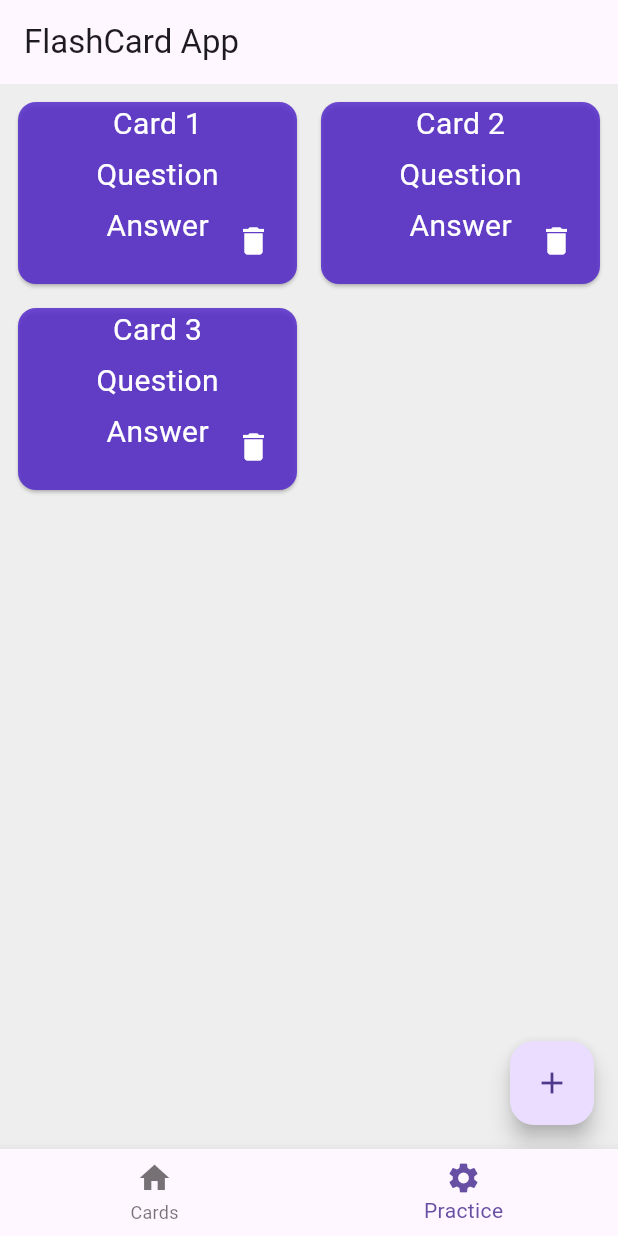
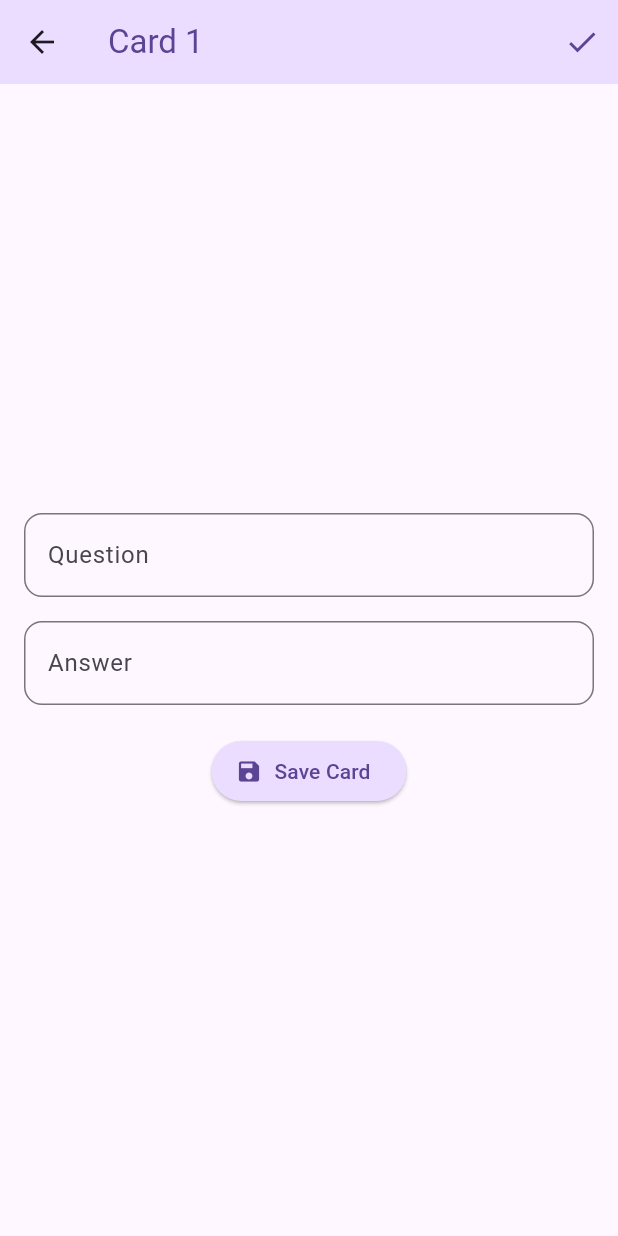
Before and after one commit to AdityaBhardwaj06/CodingClubTask1, a Flutter app: the screen it shows after launch, item 2 of the bottom bar chosen, after a tap on the "add" icon, on a phone screen of 412 x 824 dp. Run offline on Flutter 3.47's test engine with Material 3 defaults, Android fonts, the phone set to English and light mode, and no system bars.

Commit message:
final commit to the app

```diff
--- /dev/null
+++ b/flashcards/lib/all_cards.dart
@@ -0,0 +1,97 @@
+import 'package:flashcards/home.dart';
+import 'package:flutter/material.dart';
+import 'dart:io';
+import 'package:path_provider/path_provider.dart';
+import 'package:flashcards/custom_card.dart';
+import 'package:flashcards/card_display.dart';
+
+class PracticeScreen extends StatefulWidget {
+  @override
+  _PracticeScreenState createState() => _PracticeScreenState();
+}
+
+class _PracticeScreenState extends State<PracticeScreen> {
+  List<File> flashcardFiles = [];
+
+  @override
+  void initState() {
+    super.initState();
+    _loadFlashcards();
+  }
+
+  Future<void> _loadFlashcards() async {
+    final directory = await getApplicationDocumentsDirectory();
+    final files =
+        directory
+            .listSync()
+            .whereType<File>()
+            .where((file) => file.path.endsWith(".txt"))
+            .toList();
+    setState(() {
+      flashcardFiles = files;
+    });
+  }
+
+  void addCard() async {
+  final newFile = await Navigator.push(
+    context,
+    MaterialPageRoute(builder: (context) => CardDisplay(cardNumber: flashcardFiles.length + 1)),
+  );
+  if (newFile != null) {
+    setState(() {
+      flashcardFiles.add(newFile);
+    });
+  }
+  await _loadFlashcards(); // ✅ Ensure the list is refreshed after adding a new card
+}
+
+
+  void deleteCard(int index) {
+    setState(() {
+      flashcardFiles[index].deleteSync();
+      flashcardFiles.removeAt(index);
+    });
+  }
+
+  void openCard(int index) async {
+    await Navigator.push(
+      context,
+      MaterialPageRoute(
+        builder:
+            (context) =>
+                CardDisplay(file: flashcardFiles[index], cardNumber: index + 1),
+      ),
+    );
+    _loadFlashcards();
+  }
+
+  @override
+  Widget build(BuildContext context) {
+    return Scaffold(
+      body: Padding(
+        padding: EdgeInsets.all(8.0),
+        child: GridView.builder(
+          gridDelegate: SliverGridDelegateWithFixedCrossAxisCount(
+            crossAxisCount: 2,
+            crossAxisSpacing: 8,
+            mainAxisSpacing: 8,
+          ),
+          itemCount: flashcardFiles.length,
+          itemBuilder: (context, index) {
+            return CustomCard(
+              text: "Card ${index + 1}",
+              onDelete: () => deleteCard(index),
+              onClicked: () => openCard(index),
+            );
+          },
+        ),
+      ),
+      floatingActionButton: FloatingActionButton(
+        onPressed: addCard,
+        child: Icon(Icons.add),
+        backgroundColor: AppColors.lightPurple,
+      ),
+      backgroundColor: Colors.grey[200],
+    );
+  }
+}
--- /dev/null
+++ b/flashcards/lib/card_display.dart
@@ -0,0 +1,123 @@
+import 'package:flashcards/home.dart';
+import 'package:flutter/material.dart';
+import 'dart:io';
+import 'package:path_provider/path_provider.dart';
+
+class CardDisplay extends StatefulWidget {
+  final File? file;
+  final int cardNumber;
+  const CardDisplay({super.key, this.file, required this.cardNumber});
+
+  @override
+  State<CardDisplay> createState() => CardDisplayState();
+}
+
+class CardDisplayState extends State<CardDisplay> {
+  final TextEditingController _questionController = TextEditingController();
+  final TextEditingController _answerController = TextEditingController();
+
+  @override
+  void initState() {
+    super.initState();
+    if (widget.file != null) {
+      _loadCardData();
+    }
+  }
+
+  Future<void> _loadCardData() async {
+    final content = await widget.file!.readAsString();
+    final parts = content.split("\n");
+    if (parts.length >= 2) {
+      _questionController.text = parts[0].replaceFirst("Q: ", "");
+      _answerController.text = parts[1].replaceFirst("A: ", "");
+    }
+  }
+
+  Future<File?> _saveFlashcard() async {
+    String question = _questionController.text.trim();
+    String answer = _answerController.text.trim();
+
+    if (question.isEmpty || answer.isEmpty) {
+      ScaffoldMessenger.of(context).showSnackBar(
+        SnackBar(content: Text("Question & Answer cannot be empty!!"), backgroundColor: Colors.red,duration: Duration(milliseconds: 500 ),),
+      );
+      return null;
+    }
+
+    final directory = await getApplicationDocumentsDirectory();
+    final file =
+        widget.file ??
+        File(
+          '${directory.path}/card_${DateTime.now().millisecondsSinceEpoch}.txt',
+        ); // Ensure unique filename
+
+    await file.writeAsString("Q: $question\nA: $answer");
+    return file;
+  }
+
+  @override
+  Widget build(BuildContext context) {
+    return Scaffold(
+      appBar: AppBar(
+        title: Text("Card ${widget.cardNumber}", style: TextStyle(color: AppColors.violet),),
+        actions: [
+          IconButton(
+            onPressed: () async {
+              final file = await _saveFlashcard();
+              if (file != null) {
+                Navigator.pop(context, file);
+              }
+            },
+            icon: Icon(Icons.done, color: AppColors.violet),
+          ),
+        ],
+        backgroundColor: AppColors.lightPurple,
+      ),
+      body: Padding(
+        padding: const EdgeInsets.all(16.0),
+        child: Column(
+          mainAxisAlignment: MainAxisAlignment.center,
+          children: [
+            TextField(
+              controller: _questionController,
+              textAlign: TextAlign.center,
+              maxLines: null,
+              decoration: InputDecoration(
+                labelText: "Question",
+                border: OutlineInputBorder(
+                  borderRadius: BorderRadius.circular(12),
+                ),
+              ),
+            ),
+            SizedBox(height: 16),
+            TextField(
+              controller: _answerController,
+              textAlign: TextAlign.center,
+              maxLines: null,
+              decoration: InputDecoration(
+                labelText: "Answer",
+                border: OutlineInputBorder(
+                  borderRadius: BorderRadius.circular(12),
+                ),
+              ),
+            ),
+            SizedBox(height: 20),
+            ElevatedButton.icon(
+              onPressed: () async {
+                final file = await _saveFlashcard();
+                if (file != null) {
+                  Navigator.pop(context, file);
+                }
+              },
+              icon: Icon(Icons.save, color: AppColors.violet),
+              label: Text("Save Card", style: TextStyle(color: AppColors.violet)),
+              style: ElevatedButton.styleFrom(
+                backgroundColor: AppColors.lightPurple,
+              ),
+            ),
+          ],
+        ),
+      ),
+    );
+  }
+}
--- a/flashcards/lib/card_show.dart
+++ /dev/null
@@ -1,54 +0,0 @@
-import 'package:flashcards/custom_practice_card.dart';
-import 'package:flutter/material.dart';
-
-class PracticeScreen extends StatefulWidget {
-  @override
-  _PracticeScreenState createState() => _PracticeScreenState();
-}
-
-class _PracticeScreenState extends State<PracticeScreen> {
-  List<String> flashcards = ["Card 1", "Card 2"]; // Initial flashcards
-
-
-  void addCard() {
-    setState(() {
-      flashcards.add("Card ${flashcards.length + 1}");
-    });
-  }
-
-  void deleteCard(int index) {
-    setState(() {
-      flashcards.removeAt(index);
-    });
-  }
-
-  @override
-  Widget build(BuildContext context) {
-    return Scaffold(
-      body: Padding(
-        padding: EdgeInsets.all(8.0),
-        child: GridView.builder(
-          gridDelegate: SliverGridDelegateWithFixedCrossAxisCount(
-            crossAxisCount: 2, // 2 cards per row
-            crossAxisSpacing: 8,
-            mainAxisSpacing: 8,
-            childAspectRatio: 3 / 2, // Adjust height & width ratio
-          ),
-          itemCount: flashcards.length,
-          itemBuilder: (context, index) {
-            return CustomCard(
-              text: flashcards[index],
-              onDelete: () => deleteCard(index),
-            );
-          },
-        ),
-      ),
-      floatingActionButton: FloatingActionButton(
-        onPressed: addCard,
-        child: Icon(Icons.add),
-        // backgroundColor: Colors.blue,
-      ),
-      backgroundColor: Colors.grey[200],
-    );
-  }
-}
--- a/flashcards/lib/custom_practice_card.dart
+++ /dev/null
@@ -1,58 +0,0 @@
-import 'package:flutter/material.dart';
-
-class CustomCard extends StatefulWidget {
-  final String text;
-  final VoidCallback onDelete;
-
-   const CustomCard({required this.text, required this.onDelete, Key? key}) : super(key: key);
-
-  @override
-  State<CustomCard> createState() => _CustomCardState();
-}
-
-class _CustomCardState extends State<CustomCard> {
-
-
-  @override
-  Widget build(BuildContext context) {
-    return Card(
-              color: const Color.fromARGB(212, 82, 38, 203),
-              shape: RoundedRectangleBorder(
-                borderRadius: BorderRadius.circular(12.0),
-              ),
-              child: Stack(
-                children: [
-                  Center(
-                    child: Column(
-                      children: [
-                        Text(
-                          widget.text,
-                          style: TextStyle(color: Colors.white, fontSize: 20.0),
-                        ),
-                        const SizedBox(height: 5),
-                        Text(
-                          "Question",
-                          style: TextStyle(color: Colors.white, fontSize: 20.0),
-                        ),
-                        const SizedBox(height: 5),
-                        Text(
-                          "Answer",
-                          style: TextStyle(color: Colors.white, fontSize: 20.0),
-                        ),
-
-                      ],
-                    ),
-                  ),
-                  Positioned(
-                    bottom: 5.0,
-                    right: 5.0,
-                    child: IconButton(
-                      icon: Icon(Icons.delete, color: Colors.white),
-                      onPressed:widget.onDelete,
-                    ),
-                  ),
-                ],
-              ),
-            );
-  }
-}
--- a/flashcards/lib/home.dart
+++ b/flashcards/lib/home.dart
@@ -1,37 +1,73 @@
-import 'package:flashcards/card_show.dart';
+import 'dart:io';
+import 'package:path_provider/path_provider.dart';
+import 'package:flashcards/all_cards.dart';
 import 'package:flashcards/practice.dart';
 import 'package:flutter/material.dart';
 
+class AppColors {
+  static const Color violet = Color(0xFF5B4494);
+  static const Color lightPurple = Color(0xFFEBDDFF);
+}
+
 class HomeScreen extends StatefulWidget {
+  const HomeScreen({super.key});
+
   @override
   _HomeScreenState createState() => _HomeScreenState();
 }
 
 class _HomeScreenState extends State<HomeScreen> {
   int _selectedIndex = 0;
+  List<File> flashcardFiles = [];
 
-  final List<Widget> _pages = [Cards(), PracticeScreen()];
+  @override
+  void initState() {
+    super.initState();
+    _loadFlashcards();
+  }
+
+  Future<void> _loadFlashcards() async {
+    final directory = await getApplicationDocumentsDirectory();
+    final files = directory
+        .listSync()
+        .whereType<File>()
+        .where((file) => file.path.endsWith(".txt"))
+        .toList();
+
+    setState(() {
+      flashcardFiles = files;
+    });
+  }
 
   void _onItemTapped(int index) {
     setState(() {
       _selectedIndex = index;
+      if (index == 0) {
+        _loadFlashcards(); // Reload flashcards when switching to "Cards"
+      }
     });
   }
 
   @override
   Widget build(BuildContext context) {
     return Scaffold(
-      appBar: AppBar(title: Text("FlashCard App")),
-      body: IndexedStack(index: _selectedIndex, children: _pages),
+      appBar: AppBar(
+        title: Text(
+          "FlashCard App",
+          style: TextStyle(color: AppColors.violet),
+        ),
+        backgroundColor: AppColors.lightPurple,
+        centerTitle: true,
+      ),
+      body: _selectedIndex == 0
+        ? FlashcardViewer(flashcards: flashcardFiles)
+        : PracticeScreen(),
       bottomNavigationBar: BottomNavigationBar(
         currentIndex: _selectedIndex,
         onTap: _onItemTapped,
         items: [
-          BottomNavigationBarItem(icon: Icon(Icons.home), label: "Cards"),
-          BottomNavigationBarItem(
-            icon: Icon(Icons.settings),
-            label: "Practice",
-          ),
+          BottomNavigationBarItem(icon: Icon(Icons.list_alt_rounded), label: "Cards"),
+          BottomNavigationBarItem(icon: Icon(Icons.psychology_sharp), label: "Practice"),
         ],
       ),
     );
--- a/flashcards/lib/main.dart
+++ b/flashcards/lib/main.dart
@@ -1,6 +1,3 @@
-
-
-
 import 'package:flashcards/home.dart';
 import 'package:flutter/material.dart';
 
@@ -9,6 +6,8 @@ void main() {
 }
 
 class MyApp extends StatelessWidget {
+  const MyApp({super.key});
+
   @override
   Widget build(BuildContext context) {
     return MaterialApp(
--- a/flashcards/lib/practice.dart
+++ b/flashcards/lib/practice.dart
@@ -1,69 +1,133 @@
+import 'dart:io';
 import 'package:flutter/material.dart';
 
-class Cards extends StatefulWidget {
-  const Cards({super.key});
+class FlashcardViewer extends StatefulWidget {
+  final List<File> flashcards;
+
+  const FlashcardViewer({Key? key, required this.flashcards}) : super(key: key);
 
   @override
-  State<Cards> createState() => CardsState();
+  _FlashcardViewerState createState() => _FlashcardViewerState();
 }
 
-class CardsState extends State<Cards> {
+class _FlashcardViewerState extends State<FlashcardViewer> {
+  int currentIndex = 0;
+  bool showAnswer = false;
+
+@override
+void didChangeDependencies() {
+  super.didChangeDependencies();
+  setState(() {});
+}
+
+
+  void _nextCard() {
+    setState(() {
+      if (currentIndex < widget.flashcards.length - 1) {
+        currentIndex++;
+      } else {
+        ScaffoldMessenger.of(context).showSnackBar(
+          SnackBar(
+            content: Text("All Cards, Starting from first card!!"),
+            backgroundColor: Colors.green,
+            duration: Duration(milliseconds: 500),
+          ),
+        );
+        currentIndex = 0;
+      }
+      showAnswer = false;
+    });
+  }
+
+  void _toggleAnswer() {
+    setState(() {
+      showAnswer = !showAnswer;
+    });
+  }
+
   @override
   Widget build(BuildContext context) {
+    if (widget.flashcards.isEmpty) {
       return Scaffold(
-      resizeToAvoidBottomInset: false,
+        body: Center(child: Text("No Flashcards Available")),
+      );
+    }
+
+    return Scaffold(
       body: Padding(
-        padding: const EdgeInsets.all(8.0),
+        padding: const EdgeInsets.all(16.0),
+        child: Center(
           child: Column(
+            mainAxisAlignment: MainAxisAlignment.center,
             children: [
-            SizedBox(
-              height: 500,
-              child: Center(
-                child: Card(
-                  elevation: 4,
-                  shape: RoundedRectangleBorder(
-                    borderRadius: BorderRadius.circular(12),
+              Container(
+                padding: EdgeInsets.all(20),
+                decoration: BoxDecoration(
+                  color: Colors.white,
+                  borderRadius: BorderRadius.circular(16),
+                  boxShadow: [
+                    BoxShadow(
+                      color: Colors.grey.shade400,
+                      blurRadius: 10,
+                      spreadRadius: 2,
                     ),
-                  child: Padding(
-                    padding: const EdgeInsets.all(16.0),
+                  ],
+                ),
                 child: Column(
                   mainAxisSize: MainAxisSize.min,
                   children: [
                     Text(
-                          "Card 1",
-                          style: TextStyle(fontSize: 18, fontWeight: FontWeight.bold),
+                      "Card ${currentIndex + 1}/${widget.flashcards.length}",
+                      style: TextStyle(fontSize: 18, fontWeight: FontWeight.bold, color: Colors.purple),
                     ),
                     SizedBox(height: 10),
-                        TextField(
+                    FutureBuilder<String>(
+                      future: widget.flashcards[currentIndex].readAsString(),
+                      builder: (context, snapshot) {
+                        if (snapshot.connectionState == ConnectionState.waiting) {
+                          return CircularProgressIndicator();
+                        }
+                        if (!snapshot.hasData || snapshot.data!.isEmpty) {
+                          return Text("No data in this card.");
+                        }
+
+                        List<String> parts = snapshot.data!.split("\n");
+                        String question = parts[0].replaceFirst("Q: ", "");
+                        String answer = parts.length > 1 ? parts[1].replaceFirst("A: ", "") : "No answer available";
+
+                        return Column(
+                          children: [
+                            Text(
+                              showAnswer ? "Answer:" : "Question:",
+                              style: TextStyle(fontSize: 16, fontWeight: FontWeight.bold, color: Colors.blueGrey),
+                            ),
+                            SizedBox(height: 5),
+                            Text(
+                              showAnswer ? answer : question,
                               textAlign: TextAlign.center,
-                          decoration: InputDecoration(
-
-                            hintText: "Title",
-                            hintStyle: TextStyle(textBaseline: TextBaseline.alphabetic),
+                              style: TextStyle(fontSize: 20, fontWeight: FontWeight.bold),
                             ),
+                            SizedBox(height: 20),
+                            ElevatedButton.icon(
+                              onPressed: _toggleAnswer,
+                              icon: Icon(showAnswer ? Icons.visibility_off : Icons.visibility),
+                              label: Text(showAnswer ? "Hide Answer" : "Show Answer"),
+                            ),
+                          ],
+                        );
+                      },
                     ),
                   ],
                 ),
               ),
-                ),
-              ),
-            ),
-            const SizedBox(height: 10),
-            Row(
-              mainAxisAlignment: MainAxisAlignment.spaceAround,
-              children: [
-                FloatingActionButton.extended(
-                  onPressed: () {},
-                  label: Text("Answer"),
-                  icon: Icon(Icons.remove_red_eye_sharp),
-                ),
-                FloatingActionButton(
-                  onPressed: () {},
-                  child: Icon(Icons.arrow_forward_ios_rounded),
+              SizedBox(height: 30),
+              ElevatedButton.icon(
+                onPressed: _nextCard,
+                icon: Icon(Icons.arrow_forward),
+                label: Text("Next Card"),
               ),
             ],
           ),
-          ],
         ),
       ),
       backgroundColor: Colors.grey[200],
--- a/flashcards/pubspec.yaml
+++ b/flashcards/pubspec.yaml
@@ -30,6 +30,7 @@ environment:
 dependencies:
   flutter:
     sdk: flutter
+  path_provider: ^2.1.5
 
   # The following adds the Cupertino Icons font to your application.
   # Use with the CupertinoIcons class for iOS style icons.
```
Also changed, not shown: flashcards/lib/custom_card.dart (added, +62 -0 lines), flashcards/pubspec.lock, 1 other file. Lines whose indentation alone changed are shown as unchanged.
